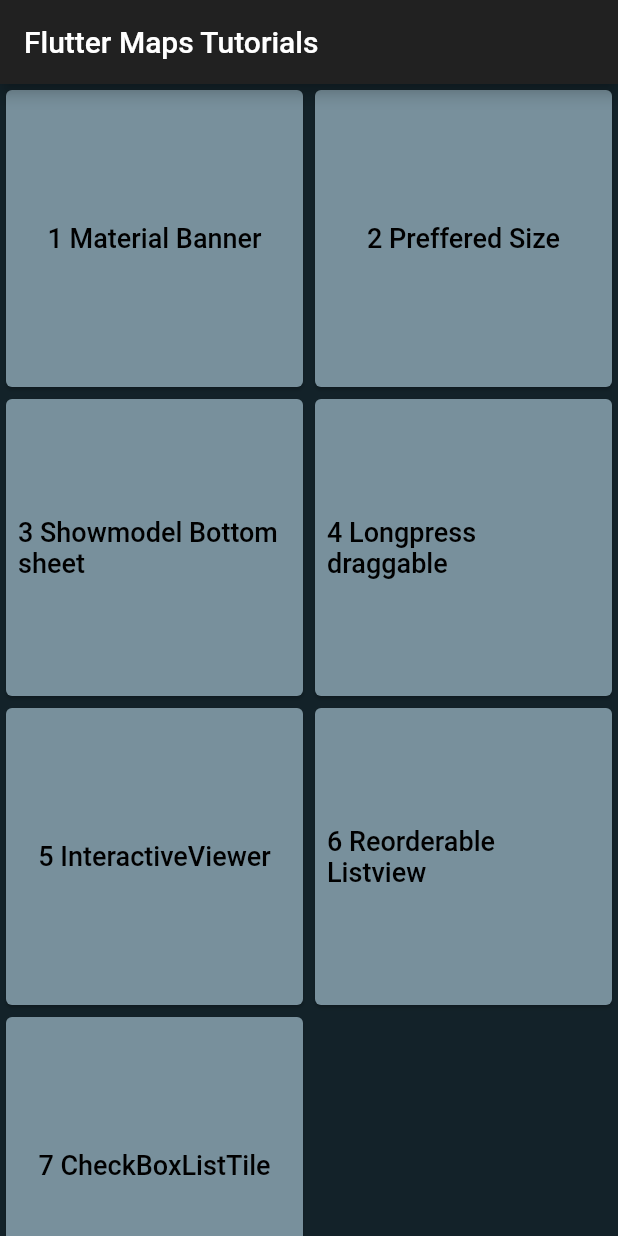
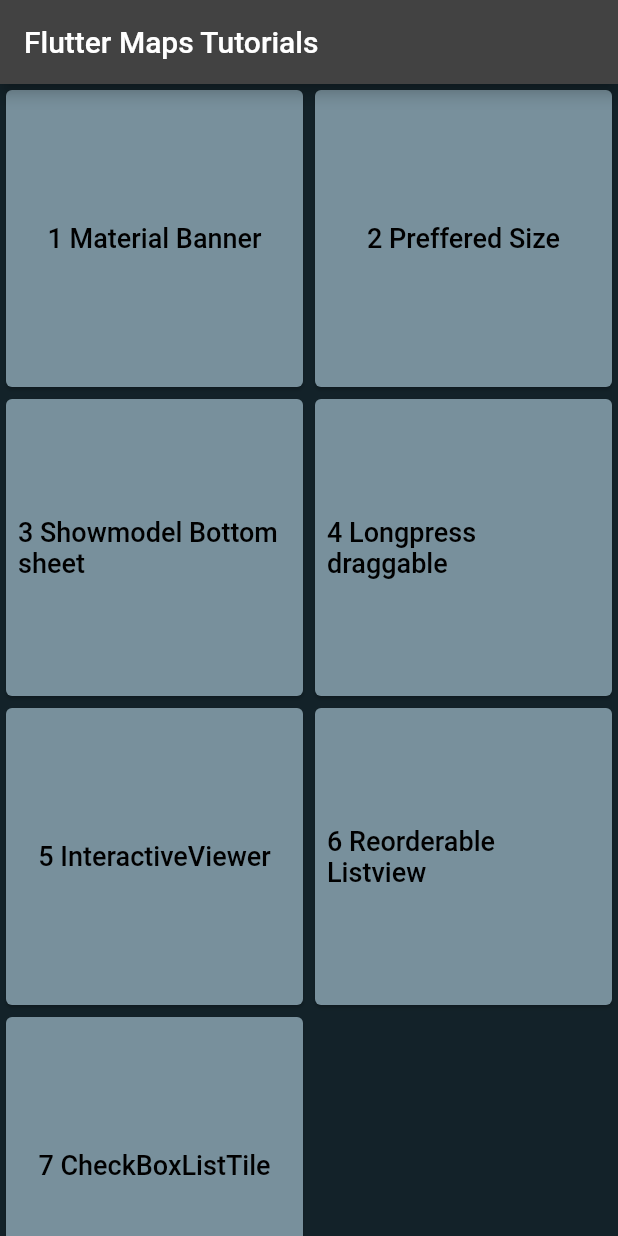
Before and after one commit to ajeesh1989/70widgets, a Flutter app: the screen it shows after launch, on a phone screen of 412 x 824 dp. Run offline on Flutter 3.47's test engine with Material 2 defaults, Android fonts, the phone set to English and light mode, and no system bars.

Commit message:
color changed

```diff
--- a/lib/home.dart
+++ b/lib/home.dart
@@ -25,7 +25,7 @@
     return Scaffold(
       backgroundColor: const Color.fromARGB(255, 19, 34, 41),
       appBar: AppBar(
-        backgroundColor: Colors.grey.shade900,
+        backgroundColor: Colors.grey.shade800,
         title: const Text('Flutter Maps Tutorials'),
       ),
       body: GridView.builder(
```
